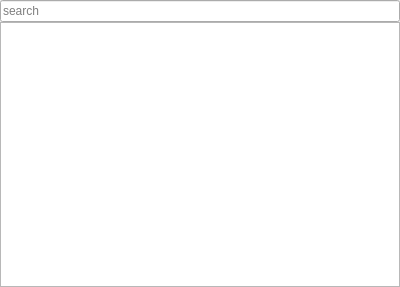
Old version of the form src/shotcut/RecentDock/recentdock.ui in the repository hansewu/MovieMator.
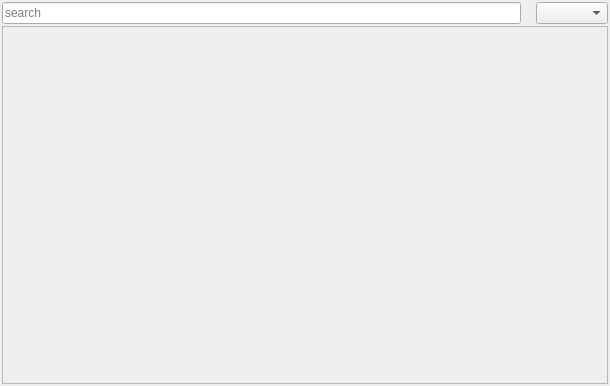
New version of the form. Icons and pictures are not drawn. Custom widgets are drawn as their Qt base class.

Commit message: 模板管理界面、模板文件替换界面、recent显示方式

What changed in the file:
```diff
--- a/src/shotcut/RecentDock/recentdock.ui
+++ b/src/shotcut/RecentDock/recentdock.ui
@@ -6,14 +6,14 @@
    <rect>
     <x>0</x>
     <y>0</y>
-    <width>400</width>
-    <height>287</height>
+    <width>610</width>
+    <height>386</height>
    </rect>
   </property>
   <property name="minimumSize">
    <size>
-    <width>150</width>
-    <height>188</height>
+    <width>164</width>
+    <height>263</height>
    </size>
   </property>
   <property name="windowIcon">
@@ -26,50 +26,78 @@
   <widget class="QWidget" name="dockWidgetContents">
    <layout class="QVBoxLayout" name="verticalLayout">
     <property name="spacing">
-     <number>0</number>
+     <number>2</number>
     </property>
     <property name="leftMargin">
-     <number>0</number>
+     <number>2</number>
     </property>
     <property name="topMargin">
-     <number>0</number>
+     <number>2</number>
     </property>
     <property name="rightMargin">
-     <number>0</number>
+     <number>2</number>
     </property>
     <property name="bottomMargin">
-     <number>0</number>
+     <number>2</number>
     </property>
     <item>
-     <widget class="LineEditClear" name="lineEdit">
-      <property name="toolTip">
-       <string>Show only files with name matching text</string>
+     <layout class="QHBoxLayout" name="horizontalLayout">
+      <property name="spacing">
+       <number>15</number>
       </property>
-      <property name="placeholderText">
-       <string>search</string>
-      </property>
-     </widget>
+      <item>
+       <widget class="LineEditClear" name="lineEdit">
+        <property name="toolTip">
+         <string>Show only files with name matching text</string>
+        </property>
+        <property name="placeholderText">
+         <string>search</string>
+        </property>
+       </widget>
+      </item>
+      <item>
+       <widget class="QComboBox" name="comboBox"/>
+      </item>
+     </layout>
     </item>
     <item>
-     <widget class="RecentTableView" name="tableView">
-      <property name="contextMenuPolicy">
-       <enum>Qt::CustomContextMenu</enum>
-      </property>
-      <property name="selectionMode">
-       <enum>QAbstractItemView::SingleSelection</enum>
-      </property>
-      <property name="selectionBehavior">
-       <enum>QAbstractItemView::SelectRows</enum>
-      </property>
-      <attribute name="horizontalHeaderHighlightSections">
-       <bool>false</bool>
-      </attribute>
-      <attribute name="horizontalHeaderStretchLastSection">
+     <widget class="QScrollArea" name="scrollArea">
+      <property name="widgetResizable">
        <bool>true</bool>
-      </attribute>
-      <attribute name="verticalHeaderVisible">
-       <bool>false</bool>
-      </attribute>
+      </property>
+      <property name="alignment">
+       <set>Qt::AlignCenter</set>
+      </property>
+      <widget class="QWidget" name="scrollAreaWidgetContents">
+       <property name="geometry">
+        <rect>
+         <x>0</x>
+         <y>0</y>
+         <width>604</width>
+         <height>325</height>
+        </rect>
+       </property>
+       <layout class="QVBoxLayout" name="verticalLayout_2">
+        <property name="spacing">
+         <number>2</number>
+        </property>
+        <property name="sizeConstraint">
+         <enum>QLayout::SetDefaultConstraint</enum>
+        </property>
+        <property name="leftMargin">
+         <number>0</number>
+        </property>
+        <property name="topMargin">
+         <number>0</number>
+        </property>
+        <property name="rightMargin">
+         <number>0</number>
+        </property>
+        <property name="bottomMargin">
+         <number>0</number>
+        </property>
+       </layout>
+      </widget>
      </widget>
     </item>
    </layout>
@@ -113,11 +141,6 @@
    <extends>QLineEdit</extends>
    <header>widgets/lineeditclear.h</header>
   </customwidget>
-  <customwidget>
-   <class>RecentTableView</class>
-   <extends>QTableView</extends>
-   <header>recenttableview.h</header>
-  </customwidget>
  </customwidgets>
  <resources/>
  <connections/>
```
The commit also changes 46 other files.
